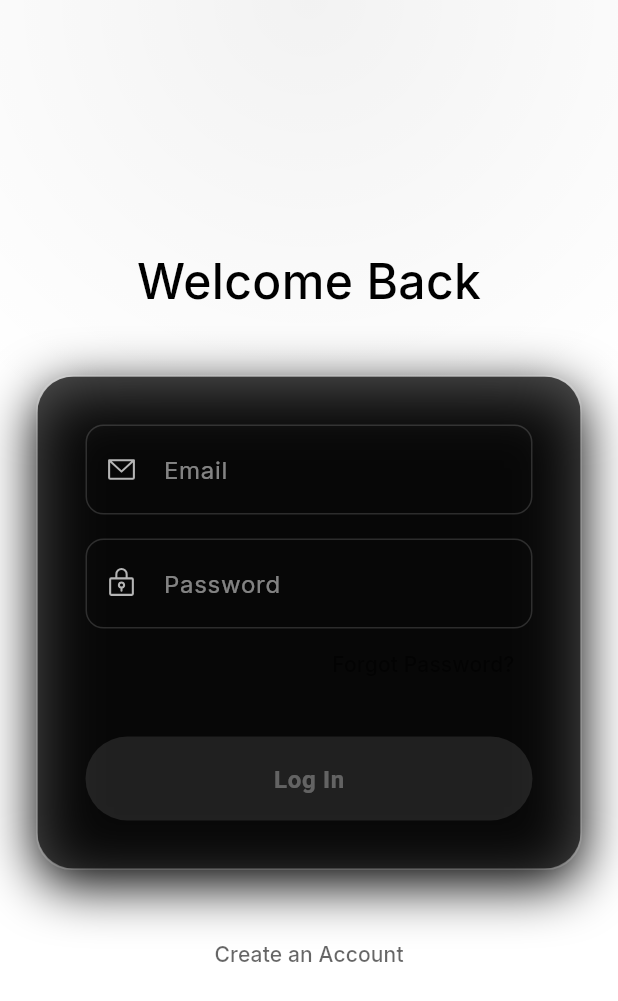
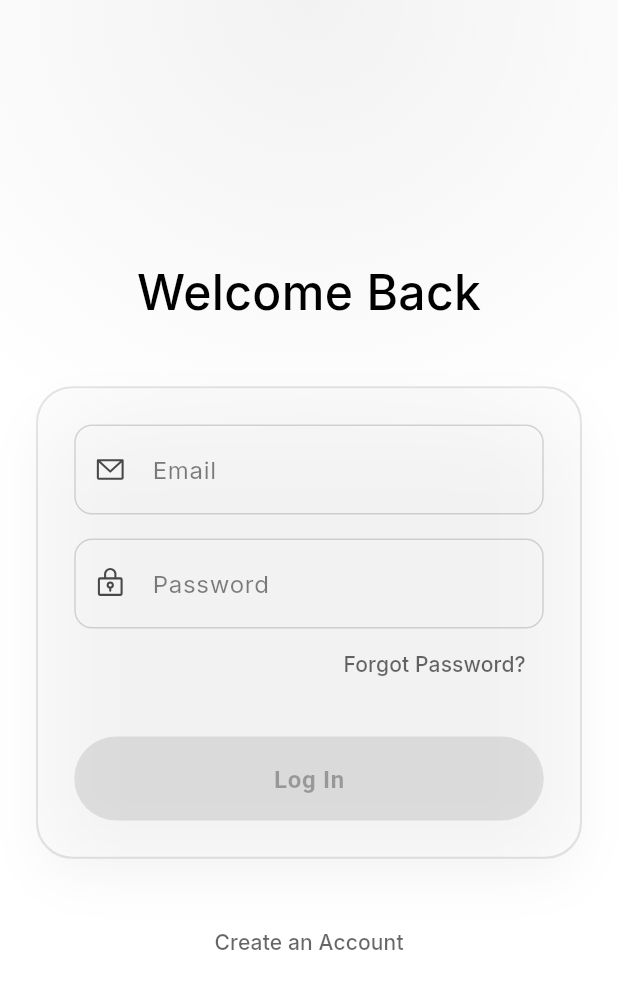
Before and after one commit to BSSE23029/aws_url_shortner, a Flutter app: the screen it shows after launch, on a phone screen of 412 x 824 dp. Shown: the top 1001 px of the screen. Run offline on Flutter 3.47's test engine with Material 3 defaults, Android fonts, the phone set to English and light mode, and no system bars; our stand-ins replace flex_color_scheme, flutter_animate, flutter_riverpod, go_router, google_fonts, phosphor_flutter and 2 more; missing offline and left inert: amazon_cognito_identity_dart_2; accounts and stored records are empty.

Commit message:
Add dynamic theming to GlassCard, PhysicsButton, StealthInput
Refactored GlassCard, PhysicsButton, and StealthInput widgets to support dynamic color inversion based on theme brightness. Added new customization options to GlassCard (height, blur, opacity, border, customColor, borderRadius). Updated all widgets to use theme-aware colors for backgrounds, text, borders, and effects, improving appearance in both light and dark modes.

```diff
--- a/lib/ui/widgets/glass_card.dart
+++ b/lib/ui/widgets/glass_card.dart
@@ -4,55 +4,87 @@
 class GlassCard extends StatelessWidget {
   final Widget child;
   final double? width;
+  final double? height;
+  final double blur;
+  final double opacity;
   final EdgeInsetsGeometry padding;
+  final BorderRadius? borderRadius;
   final VoidCallback? onTap;
+  final Color? customColor;
+  final BoxBorder? border;
 
   const GlassCard({
     super.key,
     required this.child,
     this.width,
-    this.padding = const EdgeInsets.all(32), // More padding like screenshot
+    this.height,
+    this.blur = 25,
+    this.opacity = 0.05,
+    this.padding = const EdgeInsets.all(24),
+    this.borderRadius,
     this.onTap,
+    this.customColor,
+    this.border,
   });
 
   @override
   Widget build(BuildContext context) {
-    final borderRadius = BorderRadius.circular(24);
+    final theme = Theme.of(context);
+    final isDark = theme.brightness == Brightness.dark;
+    final rBorder = borderRadius ?? BorderRadius.circular(24);
+
+    // DYNAMIC COLORS
+    final glassColor =
+        customColor ??
+        (isDark
+            ? Colors.white.withValues(alpha: opacity)
+            : Colors.black.withValues(
+                alpha: opacity,
+              )); // Invert tint for light mode
+
+    final borderColor = isDark
+        ? Colors.white.withValues(alpha: 0.15)
+        : Colors.black.withValues(alpha: 0.1); // Black border for light mode
 
     return Container(
       width: width,
+      height: height,
       decoration: BoxDecoration(
-        borderRadius: borderRadius,
-        // The "Smoked Glass" border
-        border: Border.all(color: Colors.white.withOpacity(0.15), width: 1),
-        // Subtle glow/shadow behind the card
+        borderRadius: rBorder,
+        border: border ?? Border.all(color: borderColor, width: 1.5),
         boxShadow: [
           BoxShadow(
-            color: Colors.black,
+            color: theme.shadowColor.withValues(alpha: 0.05),
             blurRadius: 30,
-            spreadRadius: 0,
-            offset: const Offset(0, 10),
+            spreadRadius: -5,
+            offset: const Offset(0, 15),
           ),
         ],
       ),
       child: ClipRRect(
-        borderRadius: borderRadius,
+        borderRadius: rBorder,
         child: BackdropFilter(
-          filter: ImageFilter.blur(sigmaX: 10, sigmaY: 10),
-          child: Container(
-            color: const Color(0xFF0A0A0A).withOpacity(0.7), // Very dark tint
+          filter: ImageFilter.blur(sigmaX: blur, sigmaY: blur),
           child: Material(
-              color: Colors.transparent,
+            color: glassColor,
+            type: MaterialType.transparency,
             child: onTap != null
                 ? InkWell(
                     onTap: onTap,
+                    borderRadius: rBorder,
+                    // Dynamic splash colors
+                    splashColor: theme.colorScheme.primary.withValues(
+                      alpha: 0.1,
+                    ),
+                    highlightColor: theme.colorScheme.primary.withValues(
+                      alpha: 0.05,
+                    ),
                     child: Padding(padding: padding, child: child),
                   )
                 : Padding(padding: padding, child: child),
           ),
         ),
       ),
-      ),
     );
   }
 }
--- a/lib/ui/widgets/physics_button.dart
+++ b/lib/ui/widgets/physics_button.dart
@@ -57,15 +57,26 @@
 
   @override
   Widget build(BuildContext context) {
-    // Screenshot Style: White BG, Black Text, Glow
+    final theme = Theme.of(context);
+    final isDark = theme.brightness == Brightness.dark;
     final isEnabled = widget.onPressed != null;
+
+    // AUTO-INVERT LOGIC
+    // If no color provided:
+    // Dark Mode -> White Button
+    // Light Mode -> Black Button
+    final defaultBg = isDark ? Colors.white : Colors.black;
+    final defaultTxt = isDark ? Colors.black : Colors.white;
+
     final bgColor = isEnabled
-        ? (widget.backgroundColor ?? Colors.white)
-        : Colors.white.withValues(alpha: 0.1); // Dimmed when disabled
+        ? (widget.backgroundColor ?? defaultBg)
+        : defaultBg.withValues(alpha: 0.1);
 
     final txtColor = isEnabled
-        ? (widget.textColor ?? Colors.black)
-        : Colors.white.withValues(alpha: 0.3);
+        ? (widget.textColor ?? defaultTxt)
+        : defaultBg.withValues(
+            alpha: 0.3,
+          ); // Use bg color for disabled text ref
 
     return GestureDetector(
       onTapDown: (_) => isEnabled ? _controller.forward() : null,
@@ -81,19 +92,17 @@
           height: widget.height,
           decoration: BoxDecoration(
             color: bgColor,
-            borderRadius: BorderRadius.circular(30), // Pill shape
+            borderRadius: BorderRadius.circular(30),
             boxShadow: isEnabled
                 ? [
                     BoxShadow(
-                      color: bgColor.withValues(
-                        alpha: 0.6,
-                      ), // Glow matches button color
+                      color: bgColor.withValues(alpha: 0.3),
                       blurRadius: 20,
                       spreadRadius: -2,
                       offset: const Offset(0, 8),
                     ),
                   ]
-                : [], // No shadow when disabled
+                : [],
           ),
           alignment: Alignment.center,
           child: DefaultTextStyle(
--- a/lib/ui/widgets/stealth_input.dart
+++ b/lib/ui/widgets/stealth_input.dart
@@ -8,7 +8,6 @@
   final String? Function(String?)? validator;
   final TextInputType? keyboardType;
 
-  // Navigation & Focus Support
   final FocusNode? focusNode;
   final TextInputAction? textInputAction;
   final void Function(String)? onSubmitted;
@@ -28,6 +27,12 @@
 
   @override
   Widget build(BuildContext context) {
+    final theme = Theme.of(context);
+    final isDark = theme.brightness == Brightness.dark;
+
+    // The "Ink" Color (White on Dark, Black on Light)
+    final mainColor = isDark ? Colors.white : Colors.black;
+
     return TextFormField(
       controller: controller,
       focusNode: focusNode,
@@ -35,34 +40,36 @@
       keyboardType: keyboardType,
       textInputAction: textInputAction,
       onFieldSubmitted: onSubmitted,
-      style: const TextStyle(color: Colors.white, fontSize: 16),
-      cursorColor: Colors.white,
+      style: TextStyle(color: mainColor, fontSize: 16),
+      cursorColor: mainColor,
       decoration: InputDecoration(
         labelText: label,
-        labelStyle: TextStyle(color: Colors.white.withValues(alpha: 0.5)),
+        labelStyle: TextStyle(color: mainColor.withValues(alpha: 0.5)),
         prefixIcon: Icon(
           icon,
-          color: Colors.white.withValues(alpha: 0.7),
+          color: mainColor.withValues(alpha: 0.7),
           size: 22,
         ),
+
+        // Stealth Borders (Dynamic)
         enabledBorder: OutlineInputBorder(
           borderRadius: BorderRadius.circular(12),
           borderSide: BorderSide(
-            color: Colors.white.withValues(alpha: 0.15),
+            color: mainColor.withValues(alpha: 0.15),
             width: 1,
           ),
         ),
         focusedBorder: OutlineInputBorder(
           borderRadius: BorderRadius.circular(12),
-          borderSide: const BorderSide(color: Colors.white, width: 1),
+          borderSide: BorderSide(color: mainColor, width: 1),
         ),
         errorBorder: OutlineInputBorder(
           borderRadius: BorderRadius.circular(12),
-          borderSide: BorderSide(color: Colors.red.shade900, width: 1),
+          borderSide: BorderSide(color: theme.colorScheme.error, width: 1),
         ),
         focusedErrorBorder: OutlineInputBorder(
           borderRadius: BorderRadius.circular(12),
-          borderSide: const BorderSide(color: Colors.red, width: 1),
+          borderSide: BorderSide(color: theme.colorScheme.error, width: 1.5),
         ),
         filled: false,
         contentPadding: const EdgeInsets.symmetric(
@@ -71,7 +78,6 @@
         ),
       ),
       validator: validator,
-      // We rely on external state for validation timing (AutoValidateMode.disabled is default)
     );
   }
 }
```
Lines whose indentation alone changed are shown as unchanged.
